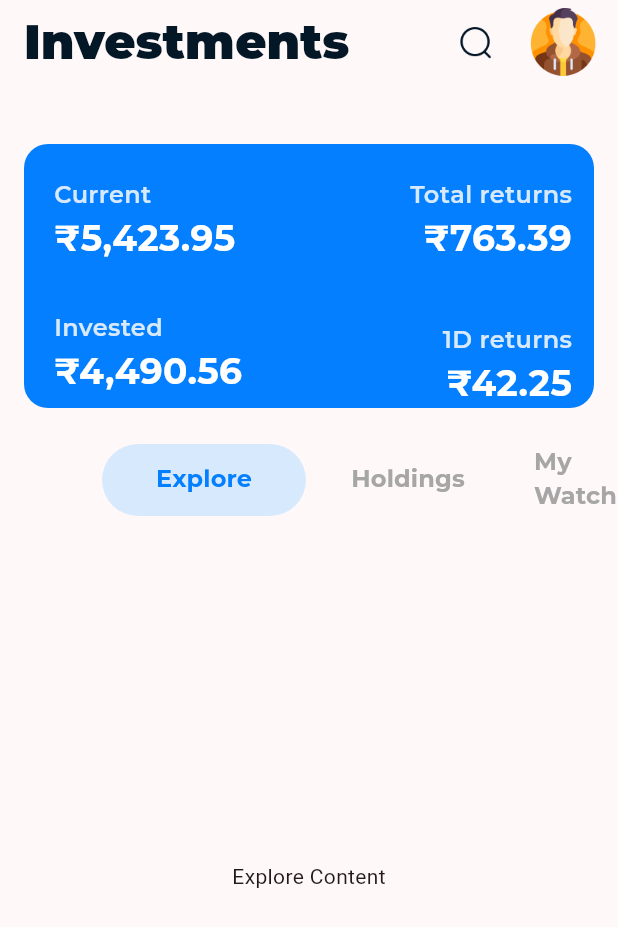
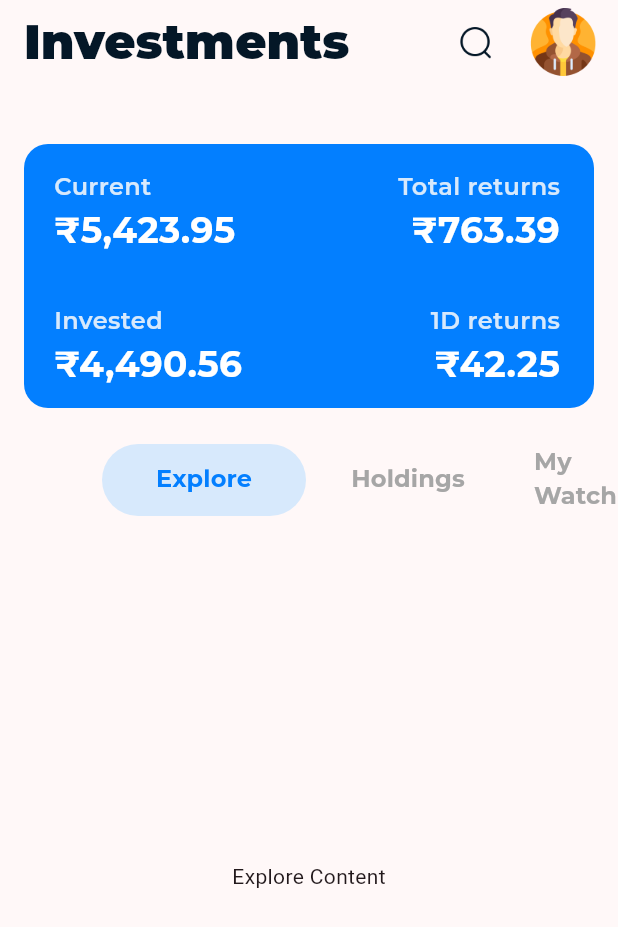
Before and after one commit to Raj-gopal/WealthWise, a Flutter app: the home_page screen opened directly, on a phone screen of 412 x 824 dp. Shown: the top 927 px of the screen. Run offline on Flutter 3.47's test engine with Material 3 defaults, Android fonts, the phone set to English and light mode, and no system bars; our stand-ins replace animated_splash_screen, firebase_auth, firebase_core, page_transition; accounts and stored records are empty.

Commit message:
make Portfolio more symmetric

```diff
--- a/lib/widgets/user_data.dart
+++ b/lib/widgets/user_data.dart
@@ -21,7 +21,7 @@ class _userdataState extends State<userdata> {
                   color: Color.fromRGBO(3, 127, 255, 1),
                 ),
                 child: Padding(
-                  padding: const EdgeInsets.only(top: 22,left: 20),
+                  padding: const EdgeInsets.only(top: 17,left: 20),
                   child: Row(
                     children: [
                     //Left side Data
@@ -94,7 +94,7 @@ class _userdataState extends State<userdata> {
                     ),
 
                     SizedBox(
-                      width: 112,
+                      width: 104,
                     ),
 
                     //Right side Data
@@ -131,7 +131,7 @@ class _userdataState extends State<userdata> {
                             ),
                           ),
                           SizedBox(
-                            height: 40,
+                            height: 32,
                           ),
 
                           //lower side data
```
